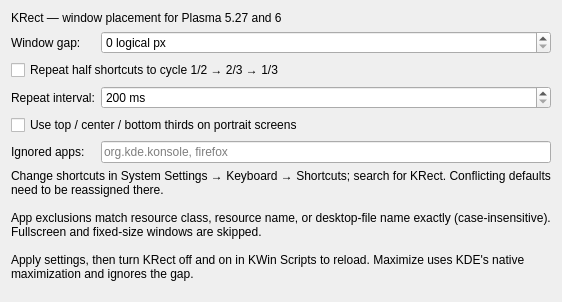
ziwon/KRect, file package/contents/ui/config.ui: the form before one commit.
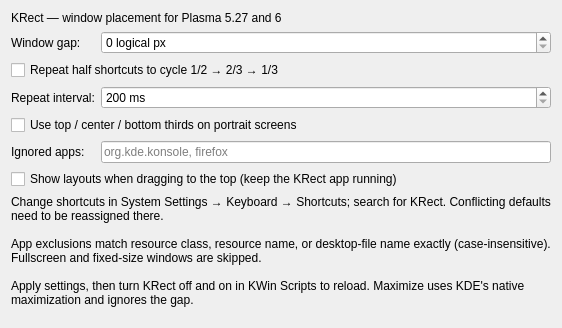
The form after the commit.

Commit message: feat(snap): add top-edge drag layouts and native previews

Patch:
```diff
--- a/package/contents/ui/config.ui
+++ b/package/contents/ui/config.ui
@@ -14,6 +14,7 @@
     <item row="3" column="0" colspan="2"><widget class="QCheckBox" name="kcfg_PortraitThirds"><property name="text"><string>Use top / center / bottom thirds on portrait screens</string></property></widget></item>
     <item row="4" column="0"><widget class="QLabel" name="ignoreLabel"><property name="text"><string>Ignored apps:</string></property><property name="buddy"><cstring>kcfg_IgnoredApplications</cstring></property></widget></item>
     <item row="4" column="1"><widget class="QLineEdit" name="kcfg_IgnoredApplications"><property name="placeholderText"><string>org.kde.konsole, firefox</string></property></widget></item>
+    <item row="5" column="0" colspan="2"><widget class="QCheckBox" name="kcfg_SnapBar"><property name="text"><string>Show layouts when dragging to the top (keep the KRect app running)</string></property></widget></item>
    </layout></item>
    <item><widget class="QLabel" name="help"><property name="wordWrap"><bool>true</bool></property><property name="text"><string>Change shortcuts in System Settings → Keyboard → Shortcuts; search for KRect. Conflicting defaults need to be reassigned there.
 
```
The commit also changes 13 other files.
